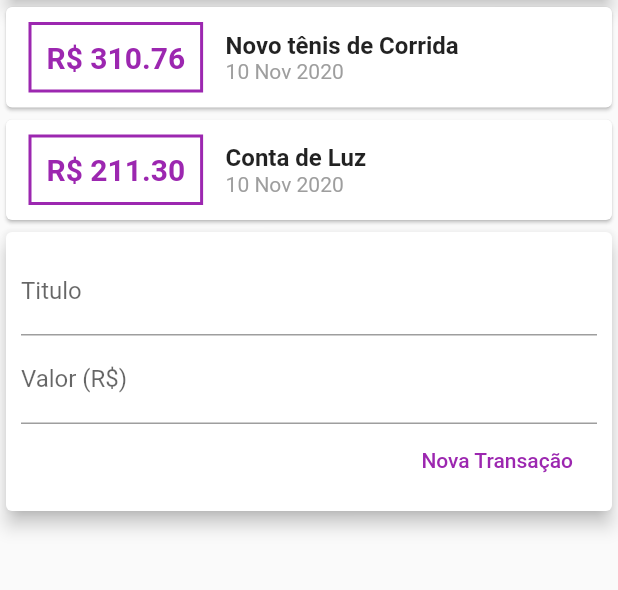
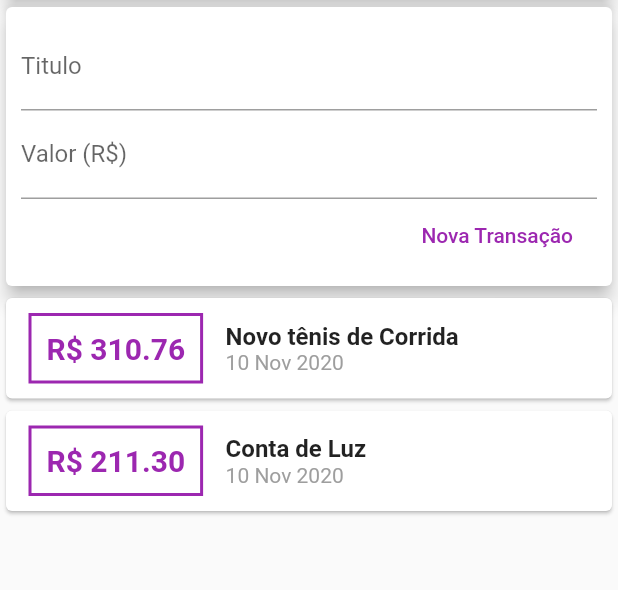
Before and after one commit to Samuel-sys/DartFlutter, a Flutter app: the screen it shows after launch, on a phone screen of 412 x 824 dp, the part 119-709 px from its top. Run offline on Flutter 3.47's test engine with Material 2 defaults, Android fonts, the phone set to English and light mode, and no system bars.

Commit message:
Colocando um Scroll na tela do app e armazenando a lista de Transactions em um Container (heigth de 300) para logo em seguida por um scroll na lista tambem

```diff
--- a/Modulo_4/expenses/lib/components/transaction_list.dart
+++ b/Modulo_4/expenses/lib/components/transaction_list.dart
@@ -9,7 +9,10 @@ class TransactionList extends StatelessWidget {
   @override
   Widget build(BuildContext context) {
     return //Columns de transferencias realizadas
-        Column(
+        Container(
+      height: 300, //defino o tamanho do container da Lista de Tranferencias
+      child: SingleChildScrollView(
+        child: Column(
           children:
               //List responsável por apresentar todos os objetos de tranferencia
               transactions.map((tr) {
@@ -70,6 +73,8 @@ class TransactionList extends StatelessWidget {
               ],
             ));
           }).toList(), //converte para um List<Widget>
+        ),
+      ),
     );
   }
 }
--- a/Modulo_4/expenses/lib/components/transaction_user.dart
+++ b/Modulo_4/expenses/lib/components/transaction_user.dart
@@ -45,11 +45,11 @@ class _TransactionUserState extends State<TransactionUser> {
   Widget build(BuildContext context) {
     return Column(
       children: <Widget>[
+        //Form de cadastro de Transação
+        TransactionForm(onSubmit: _adiconarTransaction),
+
         //Apresenta as transações efetuadas
         TransactionList(_transaction),
-
-        //Form de cadastro de Transação
-        TransactionForm(onSubmit: _adiconarTransaction),
       ],
     );
   }
--- a/Modulo_4/expenses/lib/main.dart
+++ b/Modulo_4/expenses/lib/main.dart
@@ -24,7 +24,9 @@ class MyHomePage extends StatelessWidget {
       ),
 
       //corpo
-      body: Column(
+      body: SingleChildScrollView(
+        //permite que a minha pagina tenha um scroll
+        child: Column(
           //preenche todo o width da coluna (Column)
           crossAxisAlignment: CrossAxisAlignment.stretch,
 
@@ -43,6 +45,7 @@ class MyHomePage extends StatelessWidget {
             TransactionUser(), //TransactionList e TransactionForm = TransactionUser
           ],
         ),
+      ),
     );
   }
 }
```
Lines whose indentation alone changed are shown as unchanged.
